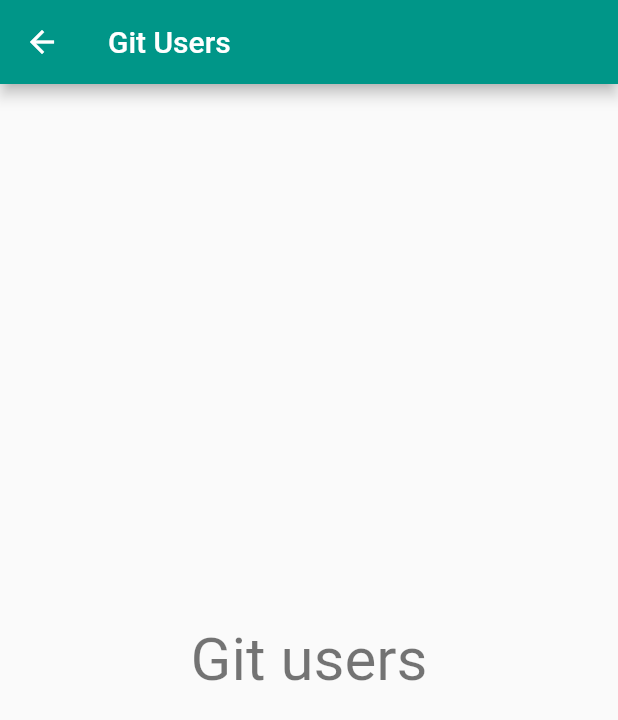
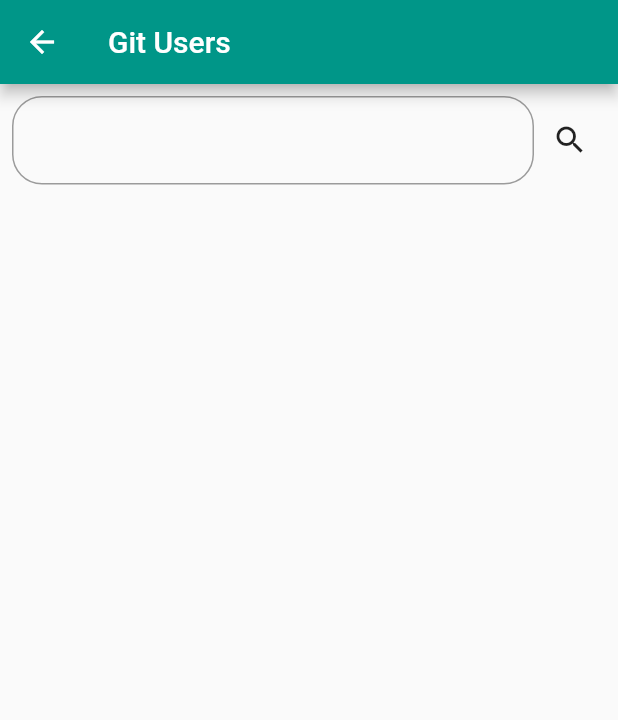
Before and after one commit to Junior300895/practices_app, a Flutter app: the GitUsersPage screen opened by its route, on a phone screen of 412 x 824 dp. Shown: the top 720 px of the screen. Run offline on Flutter 3.47's test engine with Material 2 defaults, Android fonts, the phone set to English and light mode, and no system bars; our stand-ins replace bloc, flutter_bloc.

Commit message:
ajout get users api

```diff
--- /dev/null
+++ b/lib/bloc/users.bloc.dart
@@ -0,0 +1,45 @@
+import 'package:bloc/bloc.dart';
+import 'package:enset_app/model/users.model.dart';
+import 'package:enset_app/repository/users.repository.dart';
+
+abstract class UsersEvent {}
+
+class SearchUsersEvent extends UsersEvent {
+  final String keywoard;
+
+  SearchUsersEvent({required this.keywoard});
+}
+
+abstract class UsersState {}
+
+class SearchUsersStateSuccessState extends UsersState {
+  final ListUsers listUsers;
+
+  SearchUsersStateSuccessState({required this.listUsers});
+}
+
+class SearchUsersLoadingUserState extends UsersState {}
+
+class SearchUsersErrorState extends UsersState {
+  final String errorMessage;
+
+  SearchUsersErrorState({required this.errorMessage});
+}
+
+class UsersInitialState extends UsersState {}
+
+class UsersBloc extends Bloc<SearchUsersEvent, UsersState> {
+  UsersRepository usersRepository = UsersRepository();
+  UsersBloc() : super(UsersInitialState()) {
+    on((SearchUsersEvent event, emit) async {
+      emit(SearchUsersLoadingUserState());
+      try {
+        ListUsers listUsers =
+            await usersRepository.searchUsers(event.keywoard, 0, 20);
+        emit(SearchUsersStateSuccessState(listUsers: listUsers));
+      } catch (e) {
+        emit(SearchUsersErrorState(errorMessage: e.toString()));
+      }
+    });
+  }
+}
--- a/lib/main.dart
+++ b/lib/main.dart
@@ -1,5 +1,6 @@
 import 'package:enset_app/bloc/counter.bloc.dart';
 import 'package:enset_app/bloc/theme.bloc.dart';
+import 'package:enset_app/bloc/users.bloc.dart';
 import 'package:enset_app/ui/pages/root.view.dart';
 import 'package:flutter/material.dart';
 import 'package:flutter_bloc/flutter_bloc.dart';
@@ -17,6 +18,7 @@ class MyApp extends StatelessWidget {
       providers: [
         BlocProvider(create: (context) => CounterBloc()),
         BlocProvider(create: (context) => ThemeBloc()),
+        BlocProvider(create: (context) => UsersBloc()),
       ],
       child: const RootView(),
     );
--- a/lib/ui/pages/counter.bloc.page.dart
+++ b/lib/ui/pages/counter.bloc.page.dart
@@ -51,7 +51,9 @@ class CounterBlocPage extends StatelessWidget {
             },
             child: const Icon(Icons.remove),
           ),
-          const SizedBox(width: 10,),
+          const SizedBox(
+            width: 10,
+          ),
           FloatingActionButton(
             heroTag: "inc",
             onPressed: () {
--- a/lib/ui/pages/git.users.page.dart
+++ b/lib/ui/pages/git.users.page.dart
@@ -1,21 +1,92 @@
+import 'package:enset_app/bloc/users.bloc.dart';
+import 'package:enset_app/ui/themes/themes.dart';
 import 'package:flutter/material.dart';
+import 'package:flutter_bloc/flutter_bloc.dart';
 
 class GitUsersPage extends StatelessWidget {
   const GitUsersPage({super.key});
 
   @override
   Widget build(BuildContext context) {
+    TextEditingController searchTextController = TextEditingController();
     return Scaffold(
         // drawer: const MainDrawer(), PAS BESOIN
         appBar: AppBar(
           title: const Text("Git Users"),
         ),
-      body: Center(
-        child: Text(
-          "Git users",
-          style: Theme.of(context).textTheme.headlineLarge,
+        body: Column(
+          children: [
+            Padding(
+              padding: const EdgeInsets.all(8.0),
+              child: Row(
+                children: [
+                  Expanded(
+                    child: TextFormField(
+                      controller: searchTextController,
+                      decoration: InputDecoration(
+                        border: OutlineInputBorder(
+                          borderRadius: BorderRadius.circular(20),
+                          borderSide: const BorderSide(
+                            width: 2,
                           ),
                         ),
+                      ),
+                    ),
+                  ),
+                  IconButton(
+                    onPressed: () {
+                      context.read<UsersBloc>().add(SearchUsersEvent(
+                          keywoard: searchTextController.text));
+                    },
+                    icon: Icon(Icons.search),
+                  )
+                ],
+              ),
+            ),
+            BlocBuilder<UsersBloc, UsersState>(builder: (context, state) {
+              if (state is SearchUsersLoadingUserState) {
+                return const Center(
+                  child: CircularProgressIndicator(),
                 );
+              } else if (state is SearchUsersErrorState) {
+                return Column(
+                  children: [
+                    Text(
+                      state.errorMessage,
+                      style: CustomTheme.errorTextStyle,
+                    ),
+                    ElevatedButton(
+                        onPressed: () {
+                          // context.read<UsersBloc>().add(SearchUsersEvent(
+                          //     keywoard: searchTextController.text));
+                        },
+                        child: const Text("Retry"))
+                  ],
+                );
+              } else if (state is SearchUsersStateSuccessState) {
+                return Expanded(
+                  child: ListView.separated(
+                      itemBuilder: (context, index) {
+                        return ListTile(
+                          title: Row(
+                            children: [
+                              Text(state.listUsers.items[index].login)
+                            ],
+                          ),
+                        );
+                      },
+                      separatorBuilder: (context, index) {
+                        return const Divider(
+                          height: 2,
+                        );
+                      },
+                      itemCount: state.listUsers.items.length),
+                );
+              } else {
+                return Container();
+              }
+            })
+          ],
+        ));
   }
 }
--- a/pubspec.yaml
+++ b/pubspec.yaml
@@ -36,6 +36,7 @@ dependencies:
   cupertino_icons: ^1.0.2
   bloc: ^8.1.2
   flutter_bloc: ^8.1.3
+  http: ^1.1.0
 
 dev_dependencies:
   flutter_test:
```
Also changed, not shown: lib/model/users.model.dart (added, +113 -0 lines), lib/repository/users.repository.dart (added, +23 -0 lines), pubspec.lock. Lines whose indentation alone changed are shown as unchanged.
